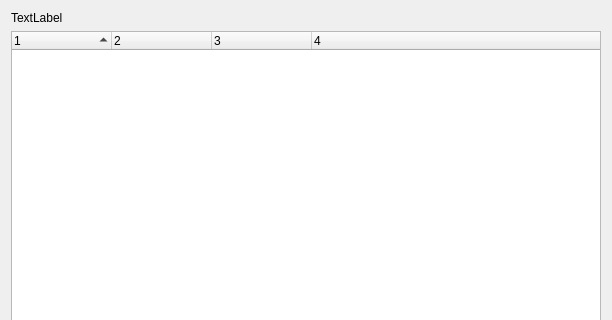
Before: the Qt Designer form src/gui/protocolwidget.ui in nextcloud/desktop, drawn with Qt 5; both pictures show x 0 to 612 and y 0 to 320 of the 612 by 515 pixel window.
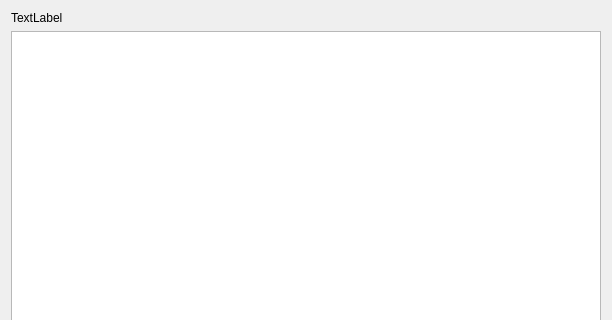
After: the same form once the commit is applied.

The edit to the form file:
```diff
--- a/src/gui/protocolwidget.ui
+++ b/src/gui/protocolwidget.ui
@@ -25,42 +25,28 @@
     </widget>
    </item>
    <item>
-    <widget class="QTreeWidget" name="_treeWidget">
+    <widget class="QTableView" name="_tableView">
+     <property name="contextMenuPolicy">
+      <enum>Qt::CustomContextMenu</enum>
+     </property>
      <property name="alternatingRowColors">
       <bool>true</bool>
      </property>
-     <property name="rootIsDecorated">
-      <bool>false</bool>
+     <property name="selectionBehavior">
+      <enum>QAbstractItemView::SelectRows</enum>
      </property>
-     <property name="uniformRowHeights">
-      <bool>true</bool>
+     <property name="showGrid">
+      <bool>false</bool>
      </property>
      <property name="sortingEnabled">
       <bool>true</bool>
      </property>
-     <property name="columnCount">
-      <number>4</number>
+     <property name="wordWrap">
+      <bool>false</bool>
      </property>
-     <column>
-      <property name="text">
-       <string notr="true">1</string>
-      </property>
-     </column>
-     <column>
-      <property name="text">
-       <string notr="true">2</string>
-      </property>
-     </column>
-     <column>
-      <property name="text">
-       <string notr="true">3</string>
-      </property>
-     </column>
-     <column>
-      <property name="text">
-       <string notr="true">4</string>
-      </property>
-     </column>
+     <attribute name="verticalHeaderVisible">
+      <bool>false</bool>
+     </attribute>
     </widget>
    </item>
    <item>
```
